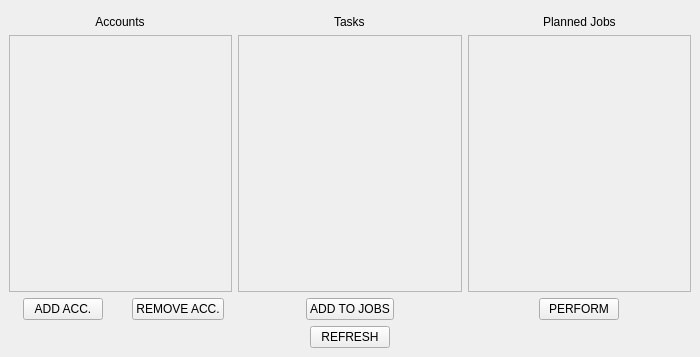
Qt form tool/python/gui/views/home.ui (TheLeoYeo/iGPManagerTooleo) before a commit.
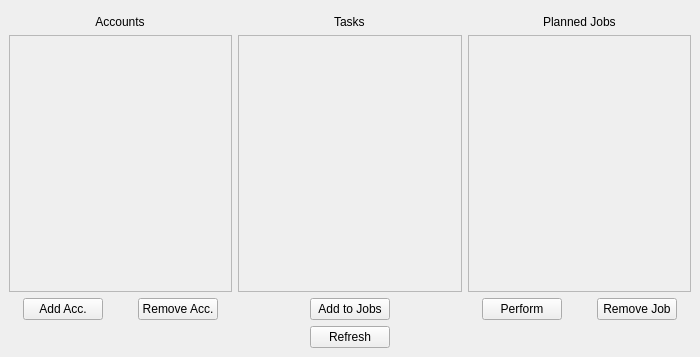
The same form after that commit. Custom widgets are drawn as their Qt base class.

Commit message:
remove jobs button added
Available to use any time the program is not performing any jobs

Patch:
```diff
--- a/tool/python/gui/views/home.ui
+++ b/tool/python/gui/views/home.ui
@@ -58,14 +58,14 @@
             <item alignment="Qt::AlignHCenter">
              <widget class="ConfirmButton" name="add_account">
               <property name="text">
-               <string>ADD ACC.</string>
+               <string>Add Acc.</string>
               </property>
              </widget>
             </item>
             <item alignment="Qt::AlignHCenter">
              <widget class="RejectButton" name="remove_account">
               <property name="text">
-               <string>REMOVE ACC.</string>
+               <string>Remove Acc.</string>
               </property>
              </widget>
             </item>
@@ -97,7 +97,7 @@
           <item alignment="Qt::AlignHCenter">
            <widget class="ConfirmButton" name="add_jobs_butt">
             <property name="text">
-             <string>ADD TO JOBS</string>
+             <string>Add to Jobs</string>
             </property>
            </widget>
           </item>
@@ -105,6 +105,9 @@
         </item>
         <item>
          <layout class="QVBoxLayout" name="verticalLayout_3" stretch="0,0,1">
+          <property name="sizeConstraint">
+           <enum>QLayout::SetMaximumSize</enum>
+          </property>
           <item alignment="Qt::AlignHCenter">
            <widget class="Heading" name="jobsHead">
             <property name="text">
@@ -115,12 +118,23 @@
           <item>
            <widget class="JobsContainer" name="jobsCont"/>
           </item>
+          <item>
+           <layout class="QHBoxLayout" name="horizontalLayout_4">
           <item alignment="Qt::AlignHCenter">
            <widget class="ConfirmButton" name="perform_butt">
             <property name="text">
-             <string>PERFORM</string>
-            </property>
-           </widget>
+               <string>Perform</string>
+              </property>
+             </widget>
+            </item>
+            <item alignment="Qt::AlignHCenter">
+             <widget class="RejectButton" name="remove_jobs_butt">
+              <property name="text">
+               <string>Remove Job</string>
+              </property>
+             </widget>
+            </item>
+           </layout>
           </item>
          </layout>
         </item>
@@ -131,7 +145,7 @@
         <item alignment="Qt::AlignHCenter">
          <widget class="ConfirmButton" name="refreshButton">
           <property name="text">
-           <string>REFRESH</string>
+           <string>Refresh</string>
           </property>
           <property name="autoDefault">
            <bool>false</bool>
```
Lines whose indentation alone changed are shown as unchanged. The commit also changes 1 other file.
